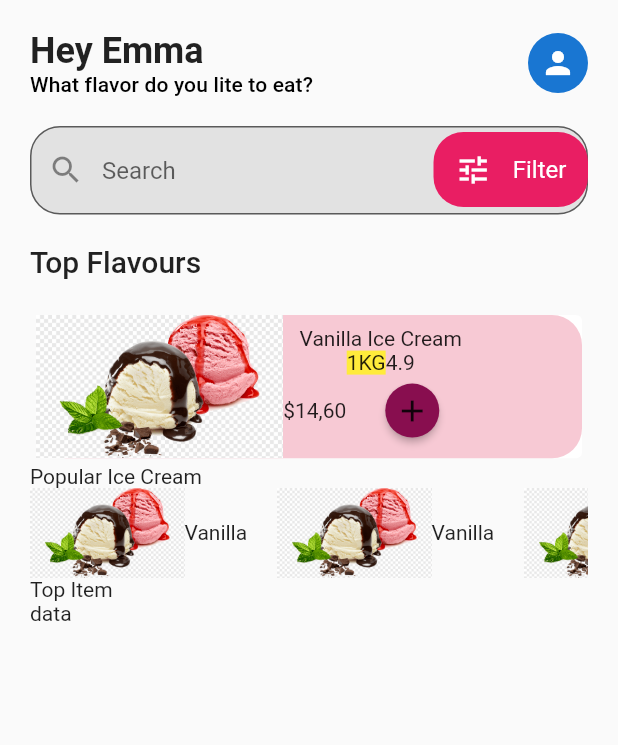
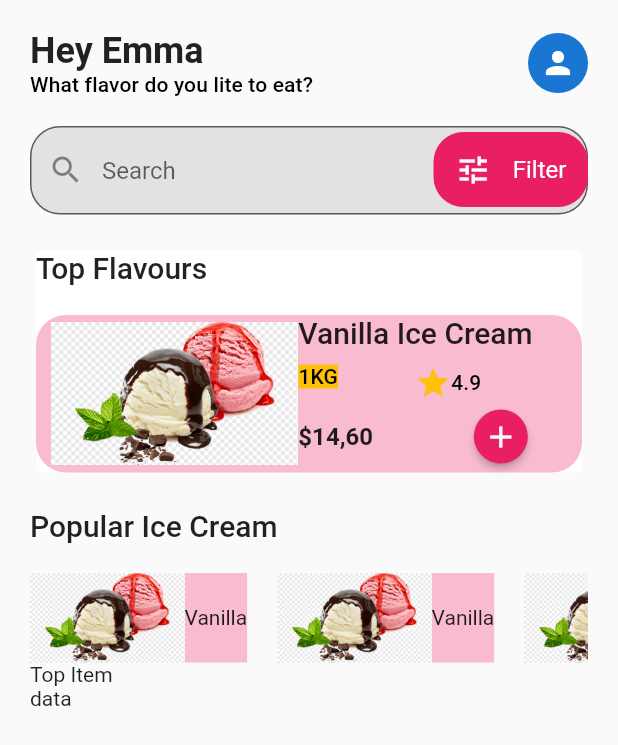
Before and after one commit to yakupbilgen/ice-cream-shop-ui, a Flutter app: the screen it shows after launch, on a phone screen of 412 x 824 dp. Shown: the top 745 px of the screen. Run offline on Flutter 3.47's test engine with Material 2 defaults, Android fonts, the light colour scheme and no system bars.

Commit message:
top flavours

```diff
--- a/lib/screen/homepage.dart
+++ b/lib/screen/homepage.dart
@@ -2,6 +2,7 @@ import 'package:flutter/material.dart';
 import 'package:icecreamui/constant/app_constant.dart';
 import 'package:icecreamui/widget/popular_ice_cream.dart';
 import 'package:icecreamui/widget/profil_name_and_photo.dart';
+import 'package:icecreamui/widget/top_flavours.dart';
 import 'package:icecreamui/widget/top_item.dart';
 
 import '../widget/search.dart';
@@ -18,7 +19,8 @@ String vanillaIceCream = 'assets/images/ice_cream/vanilla.png';
 class _HomepageState extends State<Homepage> {
   @override
   Widget build(BuildContext context) {
-    Size deviceSize = MediaQuery.of(context).size;
+    //Size deviceSize = MediaQuery.of(context).size;
+
     return Scaffold(
       appBar: AppBar(
         backgroundColor: Colors.transparent,
@@ -35,72 +37,37 @@ class _HomepageState extends State<Homepage> {
               const SizedBox(height: AppConstant.defaultHeight),
               const SearchCard(),
               const SizedBox(height: AppConstant.defaultHeight),
-
-              Text(
-                'Top Flavours',
-                style: Theme.of(context).textTheme.headline6,
-              ),
+              const TopFlavoursCard(),
               const SizedBox(height: AppConstant.defaultHeight),
-
-              //Vanilla ice cream
-              Card(
-                elevation: 0,
-                child: Container(
-                  child: Row(
-                    children: [
-                      SizedBox(
-                        width: deviceSize.width / 5 * 2,
-                        child: Image.asset(vanillaIceCream),
-                      ),
-                      Column(
-                        children: [
-                          const Text('Vanilla Ice Cream'),
-                          Row(
-                            children: [
-                              Container(
-                                color: Colors.yellow,
-                                child: const Text('1KG'),
-                              ),
-                              const Text('4.9')
-                            ],
-                          ),
-                          Row(
-                            children: [
-                              const Text('\$14,60'),
-                              RawMaterialButton(
-                                onPressed: () {},
-                                child: const Icon(Icons.add),
-                                fillColor: Colors.pink.shade900,
-                                shape: const CircleBorder(),
-                              )
-                            ],
-                          )
-                        ],
-                      )
-                    ],
-                  ),
-                  decoration: BoxDecoration(
-                    color: const Color(0xFFF7C9D4),
-                    borderRadius:
-                        BorderRadius.circular(AppConstant.defaultBorderRadius),
-                  ),
-                ),
-              ),
-              const Text('Popular Ice Cream'),
               SingleChildScrollView(
                 scrollDirection: Axis.horizontal,
-                child: Row(
+                child: Column(
+                  crossAxisAlignment: CrossAxisAlignment.start,
                   children: [
-                    PopularIceCreamCard(
-                        imagePath: vanillaIceCream, iceCreamTitle: 'Vanilla'),
-                    PopularIceCreamCard(
-                        imagePath: vanillaIceCream, iceCreamTitle: 'Vanilla'),
-                    PopularIceCreamCard(
-                        imagePath: vanillaIceCream, iceCreamTitle: 'Vanilla'),
-                    PopularIceCreamCard(
-                        imagePath: vanillaIceCream, iceCreamTitle: 'Vanilla'),
-                    PopularIceCreamCard(
-                        imagePath: vanillaIceCream, iceCreamTitle: 'Vanilla'),
+                    Text(
+                      'Popular Ice Cream',
+                      style: Theme.of(context).textTheme.headline6,
+                    ),
+                    const SizedBox(height: AppConstant.defaultHeight),
+                    Row(
+                      children: [
+                        PopularIceCreamCard(
+                            imagePath: vanillaIceCream,
+                            iceCreamTitle: 'Vanilla'),
+                        PopularIceCreamCard(
+                            imagePath: vanillaIceCream,
+                            iceCreamTitle: 'Vanilla'),
+                        PopularIceCreamCard(
+                            imagePath: vanillaIceCream,
+                            iceCreamTitle: 'Vanilla'),
+                        PopularIceCreamCard(
+                            imagePath: vanillaIceCream,
+                            iceCreamTitle: 'Vanilla'),
+                        PopularIceCreamCard(
+                            imagePath: vanillaIceCream,
+                            iceCreamTitle: 'Vanilla'),
+                      ],
+                    ),
                   ],
                 ),
               ),
--- a/lib/widget/popular_ice_cream.dart
+++ b/lib/widget/popular_ice_cream.dart
@@ -14,17 +14,17 @@ class PopularIceCreamCard extends StatelessWidget {
     return Row(
       children: [
         Container(
-          child: SizedBox(
-            width: deviceSize.width / 4,
-            child: Image.asset(imagePath),
-          ),
-          decoration: BoxDecoration(
-            color: Colors.pink,
-            borderRadius:
-                BorderRadius.circular(AppConstant.defaultBorderRadius),
+          color: Colors.pink.shade100,
+          child: Row(
+            children: [
+              SizedBox(
+                width: deviceSize.width / 4,
+                child: Image.asset(imagePath),
+              ),
+              Text(iceCreamTitle),
+            ],
           ),
         ),
-        Text(iceCreamTitle),
         const SizedBox(
           width: AppConstant.defaultWidth,
         )
--- a/lib/widget/search.dart
+++ b/lib/widget/search.dart
@@ -29,9 +29,9 @@ class SearchCard extends StatelessWidget {
           height: 50,
           child: Container(
             width: deviceSize.width / 4,
-            decoration: const BoxDecoration(
-              color: Colors.pink,
-              borderRadius: BorderRadius.all(
+            decoration: BoxDecoration(
+              color: Colors.pink.shade500,
+              borderRadius: const BorderRadius.all(
                 Radius.circular(AppConstant.defaultBorderRadius),
               ),
             ),
--- /dev/null
+++ b/lib/widget/top_flavours.dart
@@ -0,0 +1,103 @@
+import 'package:flutter/material.dart';
+
+import '../constant/app_constant.dart';
+
+class TopFlavoursCard extends StatelessWidget {
+  const TopFlavoursCard({Key? key}) : super(key: key);
+
+  final String vanillaIceCream = 'assets/images/ice_cream/vanilla.png';
+
+  @override
+  Widget build(BuildContext context) {
+    Size deviceSize = MediaQuery.of(context).size;
+    return Card(
+      elevation: 0,
+      child: Column(
+        crossAxisAlignment: CrossAxisAlignment.start,
+        children: [
+          Text(
+            'Top Flavours',
+            style: Theme.of(context).textTheme.headline6,
+          ),
+          const SizedBox(height: AppConstant.defaultHeight),
+          Container(
+            child: Row(
+              mainAxisAlignment: MainAxisAlignment.center,
+              children: [
+                SizedBox(
+                  width: deviceSize.width / 5 * 2,
+                  child: Image.asset(vanillaIceCream),
+                ),
+                //const Spacer(),
+                Column(
+                  mainAxisAlignment: MainAxisAlignment.spaceEvenly,
+                  crossAxisAlignment: CrossAxisAlignment.start,
+                  children: [
+                    Center(
+                      child: Text(
+                        'Vanilla Ice Cream',
+                        style: Theme.of(context).textTheme.headline6,
+                      ),
+                    ),
+                    const SizedBox(height: 10),
+                    Row(
+                      mainAxisAlignment: MainAxisAlignment.spaceEvenly,
+                      crossAxisAlignment: CrossAxisAlignment.start,
+                      children: [
+                        Container(
+                          color: Colors.amber,
+                          child: Text('1KG',
+                              style: Theme.of(context).textTheme.subtitle2),
+                        ),
+                        SizedBox(width: deviceSize.width / 8),
+                        Row(
+                          children: [
+                            const Icon(
+                              Icons.star,
+                              color: Colors.amber,
+                            ),
+                            Text('4.9',
+                                style: Theme.of(context).textTheme.subtitle2)
+                          ],
+                        )
+                      ],
+                    ),
+                    Row(
+                      children: [
+                        Text(
+                          '\$14,60',
+                          style: Theme.of(context)
+                              .textTheme
+                              .subtitle1
+                              ?.copyWith(fontWeight: FontWeight.bold),
+                        ),
+                        SizedBox(
+                          width: deviceSize.width / 10,
+                        ),
+                        RawMaterialButton(
+                          onPressed: () {},
+                          child: const Icon(
+                            Icons.add,
+                            color: Colors.white,
+                          ),
+                          fillColor: Colors.pink.shade500,
+                          shape: const CircleBorder(),
+                        )
+                      ],
+                    )
+                  ],
+                )
+              ],
+            ),
+            decoration: BoxDecoration(
+              //color: const Color(0xFFF7C9D4),
+              color: Colors.pink.shade100,
+              borderRadius:
+                  BorderRadius.circular(AppConstant.defaultBorderRadius),
+            ),
+          ),
+        ],
+      ),
+    );
+  }
+}
```
